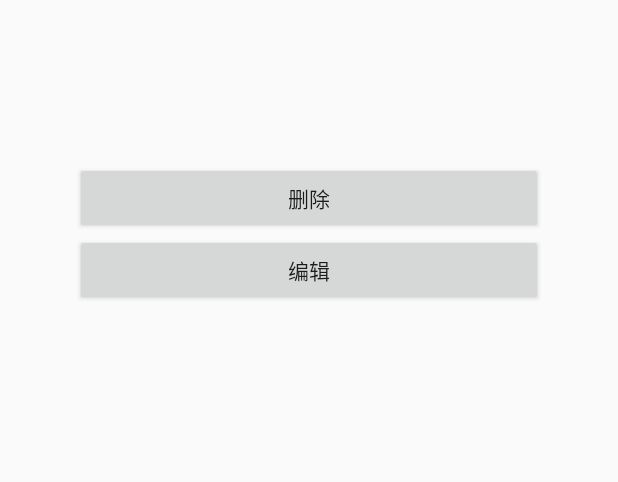
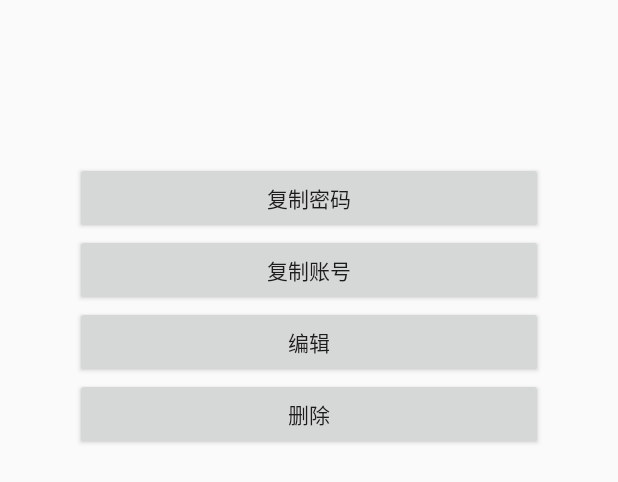
Before and after one commit to saberalex11/passwordManager, an Android app: the layout password_show_list.xml on its own in the app's theme, with its tools: preview values and no code run, on a phone screen of 412 x 824 dp. Shown: the top 482 px of the screen. Run offline under Robolectric (Android 15) with nearby library versions, the phone set to English and light mode, and no system bars.

Commit message:
增加复制功能

```diff
--- a/app/src/main/res/layout/password_show_list.xml
+++ b/app/src/main/res/layout/password_show_list.xml
@@ -24,14 +24,27 @@
         android:textIsSelectable="true"/>
 
     <Button
-        android:id="@+id/deleteButton"
+        android:id="@+id/copyButton"
         android:layout_width="match_parent"
         android:layout_height="wrap_content"
-        android:text="@string/delete" />
+        android:text="@string/copy_password" />
+
+    <Button
+        android:id="@+id/copyAccountButton"
+        android:layout_width="match_parent"
+        android:layout_height="wrap_content"
+        android:text="@string/copy_account" />
 
     <Button
         android:id="@+id/editButton"
         android:layout_width="match_parent"
         android:layout_height="wrap_content"
         android:text="@string/edit" />
+
+    <Button
+        android:id="@+id/deleteButton"
+        android:layout_width="match_parent"
+        android:layout_height="wrap_content"
+        android:text="@string/delete" />
+
 </LinearLayout>
--- a/app/src/main/res/values/strings.xml
+++ b/app/src/main/res/values/strings.xml
@@ -23,6 +23,8 @@
     <string name="edit">编辑</string>
     <string name="save">保存</string>
     <string name="cancel">取消</string>
+    <string name="copy_password">复制密码</string>
+    <string name="copy_account">复制账号</string>
 
     <!-- 提示 -->
     <string name="input_password">请输入密码</string>
@@ -44,6 +46,7 @@
     <string name="yes">是</string>
     <string name="no">否</string>
     <string name="delete_confirm_message">是否确认删除</string>
+    <string name="copy_success">复制成功</string>
 
     <!-- 密码 -->
     <string-array name="number">
```
Also changed, not shown: app/src/main/java/com/example/passwordmanager/adapter/QueryListAdapter.java (+17 -7 lines).
